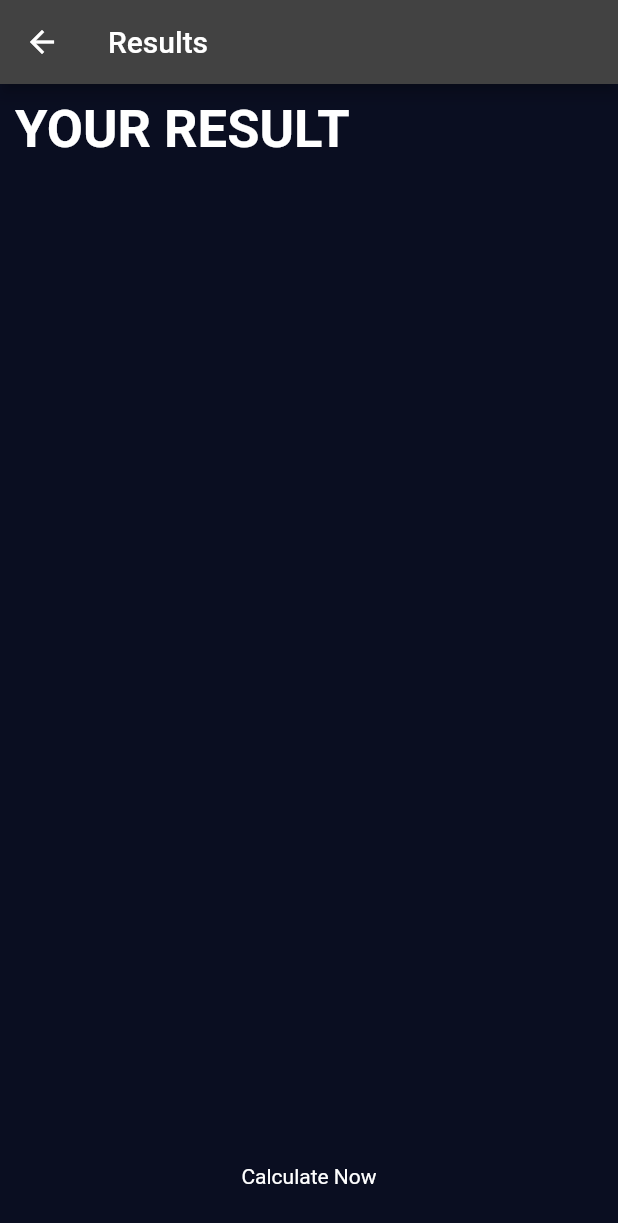
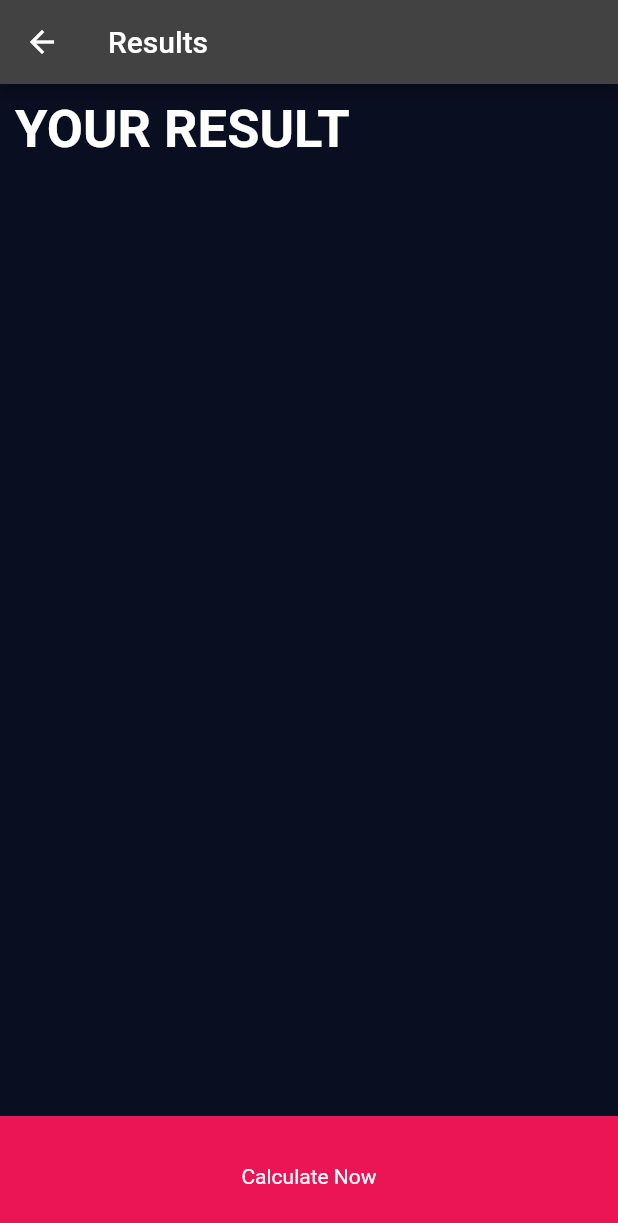
Before and after one commit to Ishj21/bmi-calculator, a Flutter app: the Results screen opened directly with empty values, on a phone screen of 412 x 824 dp. Shown: the top 1223 px of the screen. Run offline on Flutter 3.47's test engine with Material 2 defaults, Android fonts, the phone set to English and light mode, and no system bars; our stand-ins replace font_awesome_flutter.

Commit message:
UI enhancements

```diff
--- a/lib/results_page.dart
+++ b/lib/results_page.dart
@@ -57,7 +57,10 @@ class Results extends StatelessWidget {
             },
             child: Container(
               child: Center(child: Text('Calculate Now')),
-              //here 2
+              // beautified :)
+              color: Color(0xFFEB1555),
+              margin: EdgeInsets.only(top: 10.0),
+              width: double.infinity,
               height: bottomContainerHeight,
             ),
           ),
```
